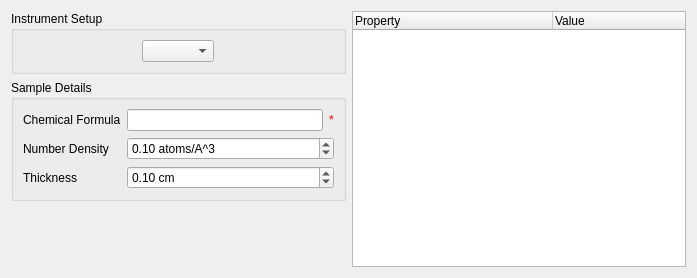
This is Code/Mantid/MantidQt/CustomInterfaces/inc/MantidQtCustomInterfaces/IndirectTransmissionCalc.ui in mantidproject/mantid as Qt 5 draws it before an edit. The edited form follows.
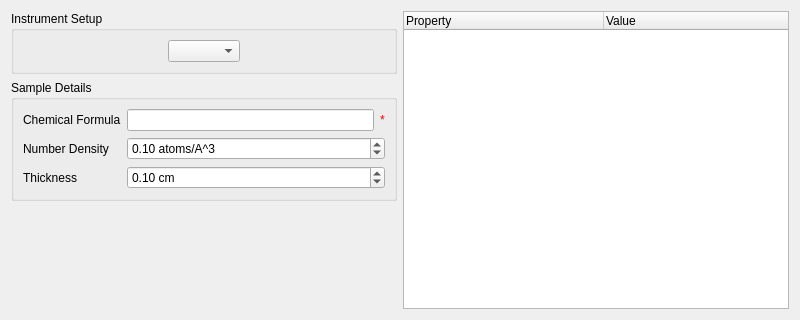
This is the edited form. Custom widgets are drawn as their Qt base class.

What changed in the file:
```diff
--- a/Code/Mantid/MantidQt/CustomInterfaces/inc/MantidQtCustomInterfaces/IndirectTransmissionCalc.ui
+++ b/Code/Mantid/MantidQt/CustomInterfaces/inc/MantidQtCustomInterfaces/IndirectTransmissionCalc.ui
@@ -6,8 +6,8 @@
    <rect>
     <x>0</x>
     <y>0</y>
-    <width>697</width>
-    <height>278</height>
+    <width>800</width>
+    <height>320</height>
    </rect>
   </property>
   <property name="windowTitle">
```
